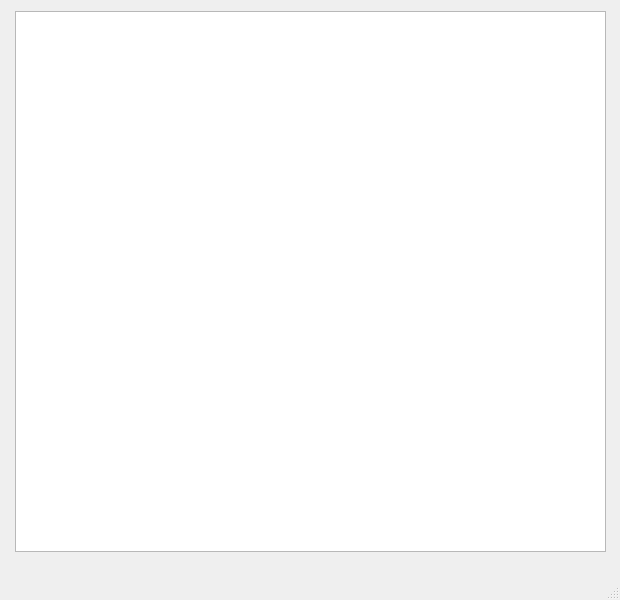
First picture: the form in src/RouteViewer.ui, repository neotron/EDPathFinder, before the edit.
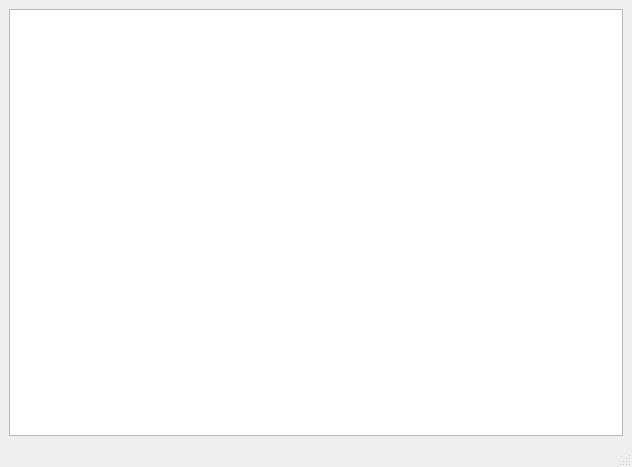
Second picture: the form after the edit.

What changed in the file:
```diff
--- a/src/RouteViewer.ui
+++ b/src/RouteViewer.ui
@@ -6,29 +6,35 @@
    <rect>
     <x>0</x>
     <y>0</y>
-    <width>620</width>
-    <height>600</height>
+    <width>632</width>
+    <height>467</height>
    </rect>
   </property>
+  <property name="sizePolicy">
+   <sizepolicy hsizetype="MinimumExpanding" vsizetype="MinimumExpanding">
+    <horstretch>1</horstretch>
+    <verstretch>0</verstretch>
+   </sizepolicy>
+  </property>
   <property name="windowTitle">
    <string>Route Viewer</string>
   </property>
   <widget class="QWidget" name="centralwidget">
-   <widget class="QWidget" name="">
-    <property name="geometry">
-     <rect>
-      <x>15</x>
-      <y>11</y>
-      <width>591</width>
-      <height>541</height>
-     </rect>
-    </property>
-    <layout class="QVBoxLayout" name="verticalLayout_2" stretch="0">
-     <property name="sizeConstraint">
-      <enum>QLayout::SetNoConstraint</enum>
-     </property>
+   <property name="sizePolicy">
+    <sizepolicy hsizetype="MinimumExpanding" vsizetype="MinimumExpanding">
+     <horstretch>0</horstretch>
+     <verstretch>0</verstretch>
+    </sizepolicy>
+   </property>
+   <layout class="QVBoxLayout" name="verticalLayout_2">
      <item>
       <widget class="QTableView" name="tableView">
+      <property name="minimumSize">
+       <size>
+        <width>400</width>
+        <height>200</height>
+       </size>
+      </property>
        <property name="alternatingRowColors">
         <bool>true</bool>
        </property>
@@ -36,13 +42,12 @@
      </item>
     </layout>
    </widget>
-  </widget>
   <widget class="QMenuBar" name="menubar">
    <property name="geometry">
     <rect>
      <x>0</x>
      <y>0</y>
-     <width>620</width>
+     <width>632</width>
      <height>22</height>
     </rect>
    </property>
```
Lines whose indentation alone changed are shown as unchanged.
